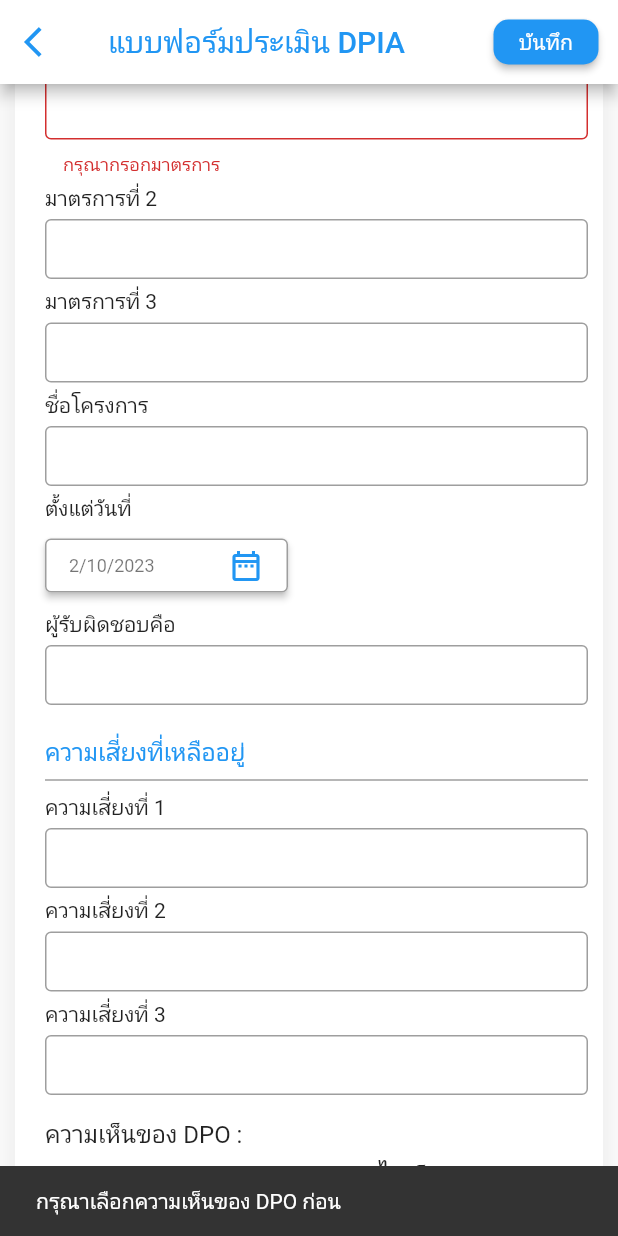
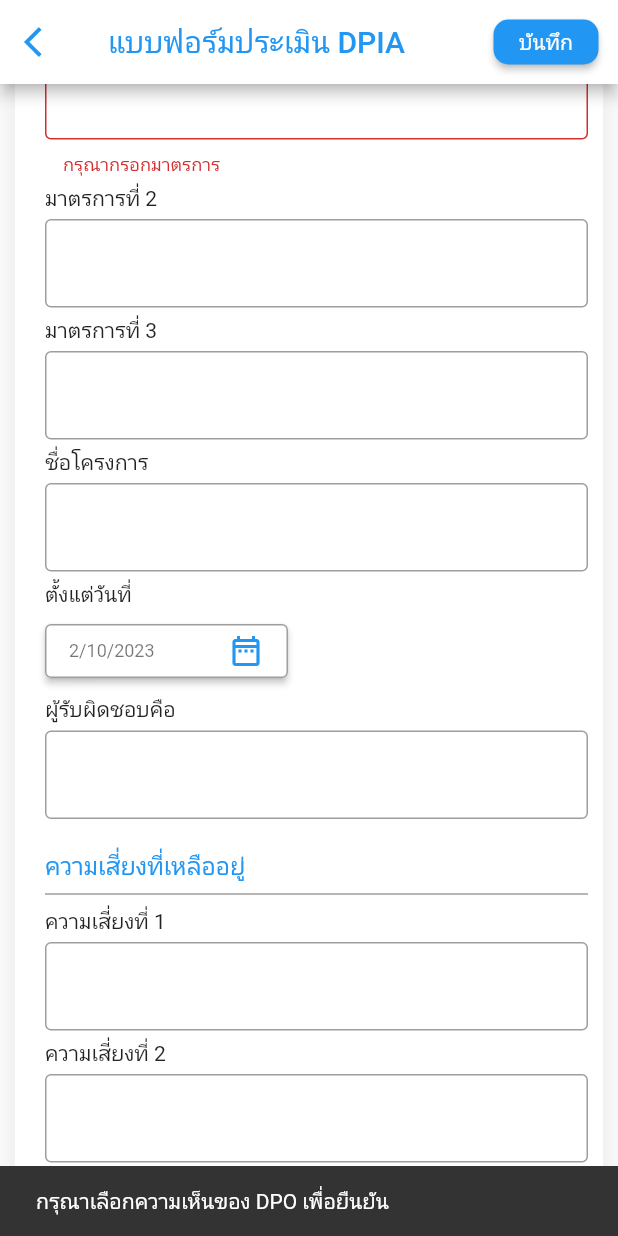
Before and after one commit to ThanaboonHongma/DPIA, a Flutter app: the AddMeasure screen opened directly with empty values, scrolled down 576 dp, after a tap on "บันทึก", on a phone screen of 412 x 824 dp. Run offline on Flutter 3.47's test engine with Material 2 defaults, Android fonts, the phone set to English and light mode, and no system bars; our stand-ins replace cloud_firestore, dropdown_button2, firebase_auth, firebase_core, go_router, google_fonts and 1 more; accounts and stored records are empty.

Commit message:
ifcheck-dpo

```diff
--- a/lib/screens/mitigating/addmeasure.dart
+++ b/lib/screens/mitigating/addmeasure.dart
@@ -115,25 +115,34 @@ class _AddMeasureState extends State<AddMeasure> {
                 child: ElevatedButton(
                   onPressed: () {
                     if (checkmanage.text.isEmpty) {
-                      if (!dpoagree[0]||!dpoagree[1]) {
+                      setState(() {
+                        _hintTextcheckmanage = '';
+                        _errorcheckmanage = 'กรุณากรอกเปอร์เซ็น % (เป็นตัวเลข)';
+                      });
+                    }
+                    if (measures1.text.isEmpty) {
+                      setState(() {
+                        _errormeasures1 = 'กรุณากรอกมาตรการ';
+                      });
+                    }
+                    if ((dpoagree[0] == false)) {
+                      if (dpoagree[1] == false) {
                         ScaffoldMessenger.of(context).showSnackBar(
                           const SnackBar(
-                            content: Text("กรุณาเลือกความเห็นของ DPO ก่อน"),
+                            content:
+                                Text('กรุณาเลือกความเห็นของ DPO เพื่อยืนยัน'),
                           ),
                         );
                       }
-                      setState(() {
-                        _hintTextcheckmanage = '';
-                        _errorcheckmanage = 'กรุณากรอกเปอร์เซ็น % (เป็นตัวเลข)';
-                        _errormeasures1 = 'กรุณากรอกมาตรการ';
-                      });
-                    } else {
+                    }
+                    if ((checkmanage.text.isNotEmpty &&
+                            measures1.text.isNotEmpty) &&
+                        (dpoagree[0] == true || dpoagree[1] == true)) {
                       final riskData = context
                           .read<DpiaProvider>()
                           .riskAssessments
                           .where((risk) => risk.id == widget.id)
                           .first;
-
                       final newMeasure = Measure(
                         measure1: measures1.text,
                         measure2: measures2.text,
@@ -487,7 +496,6 @@ class _AddMeasureState extends State<AddMeasure> {
                                       padding: const EdgeInsets.symmetric(
                                           vertical: 5),
                                       child: SizedBox(
-                                        height: 40,
                                         width: double.infinity,
                                         child: TextField(
                                           controller: measures2,
@@ -507,7 +515,6 @@ class _AddMeasureState extends State<AddMeasure> {
                                       padding: const EdgeInsets.symmetric(
                                           vertical: 5),
                                       child: SizedBox(
-                                        height: 40,
                                         width: double.infinity,
                                         child: TextField(
                                           controller: measures3,
@@ -527,7 +534,6 @@ class _AddMeasureState extends State<AddMeasure> {
                                       padding: const EdgeInsets.symmetric(
                                           vertical: 5),
                                       child: SizedBox(
-                                        height: 40,
                                         width: double.infinity,
                                         child: TextField(
                                           controller: project,
@@ -586,7 +592,6 @@ class _AddMeasureState extends State<AddMeasure> {
                                       padding: const EdgeInsets.symmetric(
                                           vertical: 5),
                                       child: SizedBox(
-                                        height: 40,
                                         width: double.infinity,
                                         child: TextField(
                                           controller: responsible,
@@ -632,7 +637,6 @@ class _AddMeasureState extends State<AddMeasure> {
                                       height: 5,
                                     ),
                                     SizedBox(
-                                      height: 40,
                                       width: double.infinity,
                                       child: TextField(
                                         controller: rick1,
@@ -654,7 +658,6 @@ class _AddMeasureState extends State<AddMeasure> {
                                       height: 5,
                                     ),
                                     SizedBox(
-                                      height: 40,
                                       width: double.infinity,
                                       child: TextField(
                                         controller: rick2,
@@ -676,7 +679,6 @@ class _AddMeasureState extends State<AddMeasure> {
                                       height: 5,
                                     ),
                                     SizedBox(
-                                      height: 40,
                                       width: double.infinity,
                                       child: TextField(
                                         controller: rick3,
@@ -716,7 +718,6 @@ class _AddMeasureState extends State<AddMeasure> {
                                                 _updateDPO();
                                               });
                                             },
-                                            isError: !dpoagree[0],
                                             activeColor: Colors.blue,
                                             checkColor: Colors.white,
                                             controlAffinity:
@@ -735,7 +736,6 @@ class _AddMeasureState extends State<AddMeasure> {
                                                 _updateDPO();
                                               });
                                             },
-                                            isError: !!dpoagree[1],
                                             activeColor: Colors.blue,
                                             checkColor: Colors.white,
                                             controlAffinity:
```
